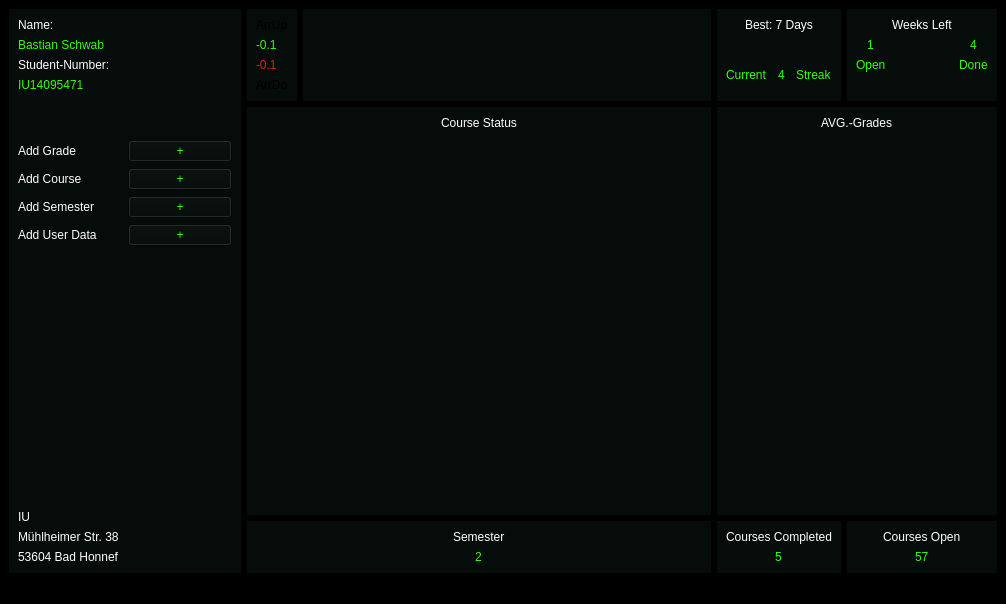
The window that mainwindow.ui (No1ichi/iu_dashboard) describes before a commit, drawn with Qt 5.
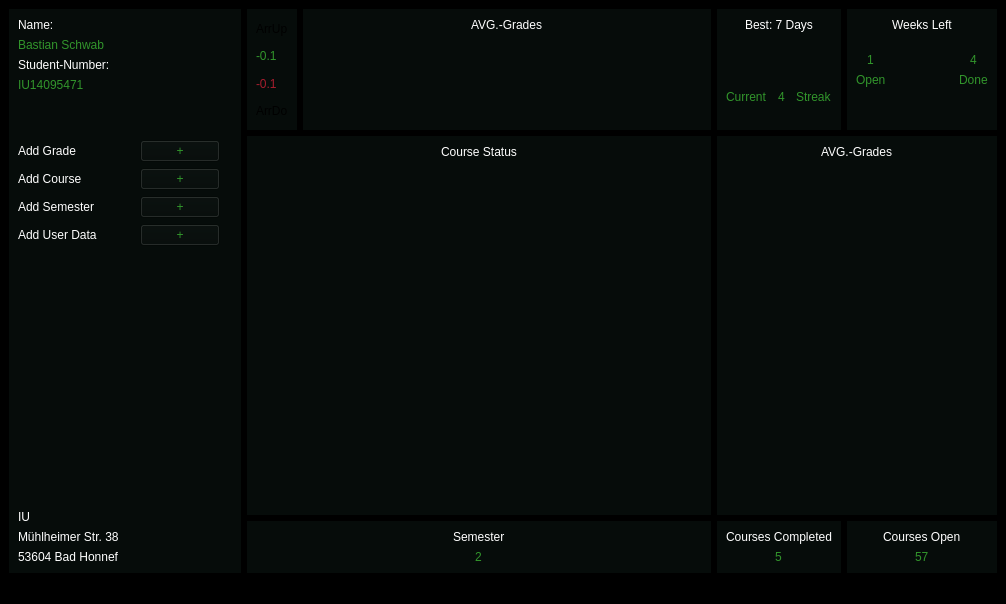
The same window after the commit.

What changed in the file:
```diff
--- a/mainwindow.ui
+++ b/mainwindow.ui
@@ -45,7 +45,7 @@
          <item alignment="Qt::AlignLeft">
           <widget class="QLabel" name="label_grade_move_pos">
            <property name="styleSheet">
-            <string notr="true">color: rgb(51, 255, 0);</string>
+            <string notr="true">color: rgb(49, 149, 43);</string>
            </property>
            <property name="text">
             <string>-0.1</string>
@@ -55,7 +55,7 @@
          <item alignment="Qt::AlignLeft">
           <widget class="QLabel" name="label_grade_move_neg">
            <property name="styleSheet">
-            <string notr="true">color: rgb(224, 27, 36);</string>
+            <string notr="true">color: rgb(165, 29, 45);</string>
            </property>
            <property name="text">
             <string>-0.1</string>
@@ -88,6 +88,37 @@
       <layout class="QGridLayout" name="gridLayout_11">
        <item row="0" column="0">
         <layout class="QVBoxLayout" name="verticalLayout_11">
+         <item>
+          <layout class="QVBoxLayout" name="verticalLayout_15">
+           <item alignment="Qt::AlignHCenter|Qt::AlignVCenter">
+            <widget class="QLabel" name="label">
+             <property name="styleSheet">
+              <string notr="true">font: 700 11pt &quot;Graduate&quot;;
+color: rgb(255, 255, 255);</string>
+             </property>
+             <property name="text">
+              <string>AVG.-Grades</string>
+             </property>
+            </widget>
+           </item>
+          </layout>
+         </item>
+         <item>
+          <spacer name="verticalSpacer_5">
+           <property name="orientation">
+            <enum>Qt::Vertical</enum>
+           </property>
+           <property name="sizeType">
+            <enum>QSizePolicy::Preferred</enum>
+           </property>
+           <property name="sizeHint" stdset="0">
+            <size>
+             <width>26</width>
+             <height>69</height>
+            </size>
+           </property>
+          </spacer>
+         </item>
          <item>
           <spacer name="horizontalSpacer">
            <property name="orientation">
@@ -138,7 +169,7 @@
             <widget class="QLabel" name="label_current">
              <property name="styleSheet">
               <string notr="true">font: 700 11pt &quot;Graduate&quot;;
-color: rgb(51, 255, 0);</string>
+color: rgb(49, 149, 43);</string>
              </property>
              <property name="text">
               <string>Current</string>
@@ -149,7 +180,7 @@
             <widget class="QLabel" name="label_current_streak_number">
              <property name="styleSheet">
               <string notr="true">font: 700 60pt &quot;Graduate&quot;;
-color: rgb(51, 255, 0);</string>
+color: rgb(49, 149, 43);</string>
              </property>
              <property name="text">
               <string>4</string>
@@ -160,7 +191,7 @@
             <widget class="QLabel" name="label_streak">
              <property name="styleSheet">
               <string notr="true">font: 700 11pt &quot;Graduate&quot;;
-color: rgb(51, 255, 0);</string>
+color: rgb(49, 149, 43);</string>
              </property>
              <property name="text">
               <string>Streak</string>
@@ -191,7 +222,7 @@
             <widget class="QLabel" name="label_semester_counter_number_left">
              <property name="styleSheet">
               <string notr="true">font: 700 11pt &quot;Graduate&quot;;
-color: rgb(51, 255, 0);</string>
+color: rgb(49, 149, 43);</string>
              </property>
              <property name="text">
               <string>1</string>
@@ -202,7 +233,7 @@
             <widget class="QLabel" name="label_semester_counter_text_left">
              <property name="styleSheet">
               <string notr="true">font: 700 11pt &quot;Graduate&quot;;
-color: rgb(51, 255, 0);</string>
+color: rgb(49, 149, 43);</string>
              </property>
              <property name="text">
               <string>Open</string>
@@ -240,7 +271,7 @@
             <widget class="QLabel" name="label_semester_counter_number_right">
              <property name="styleSheet">
               <string notr="true">font: 700 11pt &quot;Graduate&quot;;
-color: rgb(51, 255, 0);</string>
+color: rgb(49, 149, 43);</string>
              </property>
              <property name="text">
               <string>4</string>
@@ -251,7 +282,7 @@
             <widget class="QLabel" name="label_semester_counter_text_right">
              <property name="styleSheet">
               <string notr="true">font: 700 11pt &quot;Graduate&quot;;
-color: rgb(51, 255, 0);</string>
+color: rgb(49, 149, 43);</string>
              </property>
              <property name="text">
               <string>Done</string>
@@ -406,7 +437,7 @@
             <widget class="QLabel" name="label_semester_number_bottom_left">
              <property name="styleSheet">
               <string notr="true">font: 700 60pt &quot;Graduate&quot;;
-color: rgb(51, 255, 0);</string>
+color: rgb(49, 149, 43);</string>
              </property>
              <property name="text">
               <string>2</string>
@@ -453,7 +484,7 @@
             <widget class="QLabel" name="label_courses_completet_number_bottom_mid">
              <property name="styleSheet">
               <string notr="true">font: 700 60pt &quot;Graduate&quot;;
-color: rgb(51, 255, 0);</string>
+color: rgb(49, 149, 43);</string>
              </property>
              <property name="text">
               <string>5</string>
@@ -500,7 +531,7 @@
             <widget class="QLabel" name="label_courses_open_number_bottom_right">
              <property name="styleSheet">
               <string notr="true">font: 700 60pt &quot;Graduate&quot;;
-color: rgb(51, 255, 0);</string>
+color: rgb(49, 149, 43);</string>
              </property>
              <property name="text">
               <string>57</string>
@@ -561,7 +592,7 @@
           <widget class="QLabel" name="label_input_student_name">
            <property name="styleSheet">
             <string notr="true">font: 700 11pt &quot;Graduate&quot;;
-color: rgb(51, 255, 0);</string>
+color: rgb(49, 149, 43);</string>
            </property>
            <property name="text">
             <string>Bastian Schwab</string>
@@ -583,7 +614,7 @@
           <widget class="QLabel" name="label_input_student_number">
            <property name="styleSheet">
             <string notr="true">font: 700 11pt &quot;Graduate&quot;;
-color: rgb(51, 255, 0);</string>
+color: rgb(49, 149, 43);</string>
            </property>
            <property name="text">
             <string>IU14095471</string>
@@ -610,11 +641,11 @@
        </item>
        <item>
         <layout class="QGridLayout" name="gridLayout_5">
-         <item row="3" column="1">
+         <item row="3" column="1" alignment="Qt::AlignHCenter|Qt::AlignVCenter">
           <widget class="QPushButton" name="pushButton_add_semester">
            <property name="styleSheet">
             <string notr="true">font: 700 11pt &quot;Graduate&quot;;
-color: rgb(51, 255, 0);</string>
+color: rgb(49, 149, 43);</string>
            </property>
            <property name="text">
             <string>+</string>
@@ -630,7 +661,7 @@
            </property>
           </widget>
          </item>
-         <item row="1" column="1">
+         <item row="1" column="1" alignment="Qt::AlignHCenter|Qt::AlignVCenter">
           <widget class="QPushButton" name="pushButton_add_grade">
            <property name="enabled">
             <bool>true</bool>
@@ -643,7 +674,7 @@
            </property>
            <property name="styleSheet">
             <string notr="true">font: 700 11pt &quot;Graduate&quot;;
-color: rgb(51, 255, 0);</string>
+color: rgb(49, 149, 43);</string>
            </property>
            <property name="text">
             <string>+</string>
@@ -667,11 +698,11 @@
            </property>
           </widget>
          </item>
-         <item row="2" column="1">
+         <item row="2" column="1" alignment="Qt::AlignHCenter|Qt::AlignVCenter">
           <widget class="QPushButton" name="pushButton_add_course">
            <property name="styleSheet">
             <string notr="true">font: 700 11pt &quot;Graduate&quot;;
-color: rgb(51, 255, 0);</string>
+color: rgb(49, 149, 43);</string>
            </property>
            <property name="text">
             <string>+</string>
@@ -711,11 +742,11 @@
            </property>
           </widget>
          </item>
-         <item row="5" column="1">
+         <item row="5" column="1" alignment="Qt::AlignHCenter|Qt::AlignVCenter">
           <widget class="QPushButton" name="pushButton_add_user_data">
            <property name="styleSheet">
             <string notr="true">font: 700 11pt &quot;Graduate&quot;;
-color: rgb(51, 255, 0);</string>
+color: rgb(49, 149, 43);</string>
            </property>
            <property name="text">
             <string>+</string>
```
